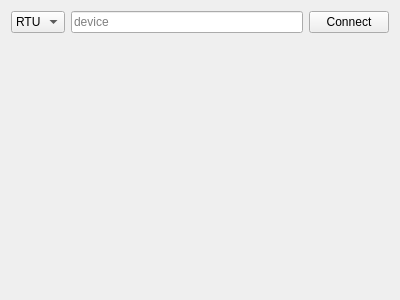
Above: connectmodulewidget.ui from alex13sh/GraphicModbus before the change. Below: the same form after it.
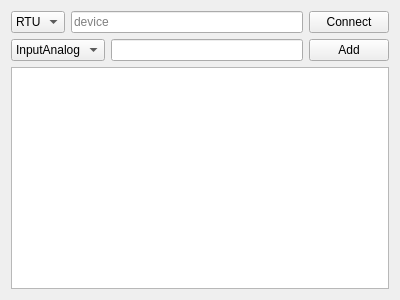
That is the form after the change.

The edit to the form file:
```diff
--- a/connectmodulewidget.ui
+++ b/connectmodulewidget.ui
@@ -47,17 +47,35 @@
     </layout>
    </item>
    <item>
-    <spacer name="verticalSpacer">
-     <property name="orientation">
-      <enum>Qt::Vertical</enum>
-     </property>
-     <property name="sizeHint" stdset="0">
-      <size>
-       <width>20</width>
-       <height>246</height>
-      </size>
-     </property>
-    </spacer>
+    <layout class="QHBoxLayout" name="horizontalLayout_2">
+     <item>
+      <widget class="QComboBox" name="cmbType_Device">
+       <item>
+        <property name="text">
+         <string>InputAnalog</string>
+        </property>
+       </item>
+       <item>
+        <property name="text">
+         <string>IODigital</string>
+        </property>
+       </item>
+      </widget>
+     </item>
+     <item>
+      <widget class="QLineEdit" name="txtName"/>
+     </item>
+     <item>
+      <widget class="QPushButton" name="pbAdd">
+       <property name="text">
+        <string>Add</string>
+       </property>
+      </widget>
+     </item>
+    </layout>
+   </item>
+   <item>
+    <widget class="QListWidget" name="lstDevice"/>
    </item>
   </layout>
  </widget>
```
